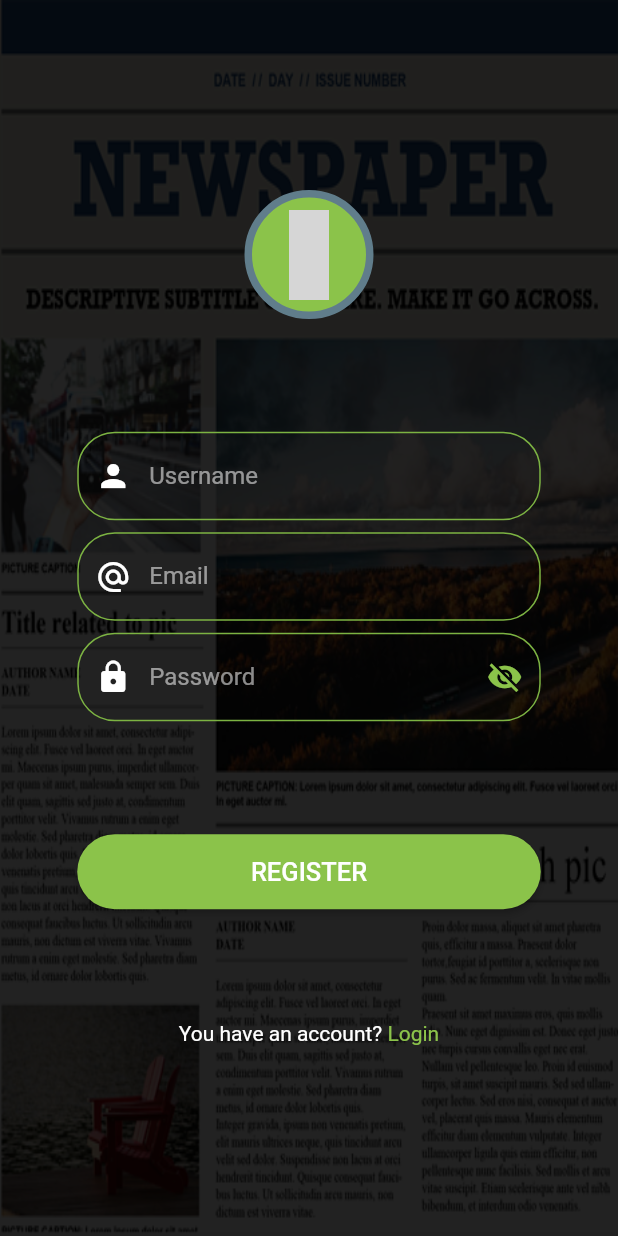
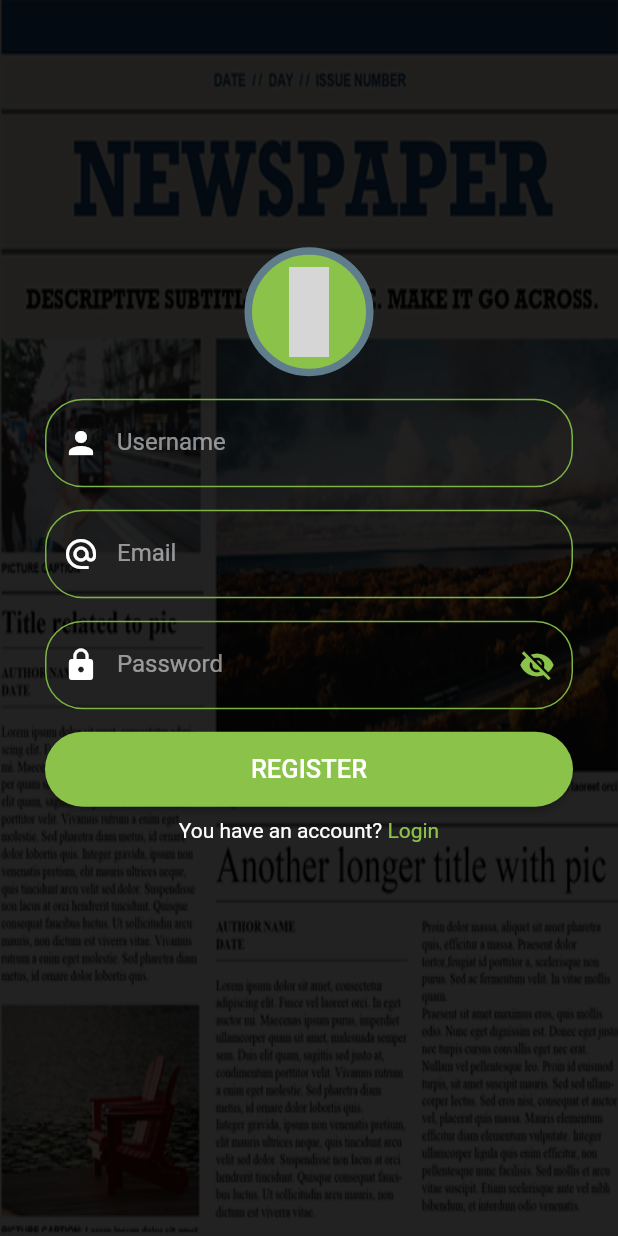
Before and after one commit to rizkinurlahid/appnews, a Flutter app: the Login widget shown alone on an empty page, opened directly, after a tap on "LOGIN", after a tap on "Register", on a phone screen of 412 x 824 dp. Run offline on Flutter 3.47's test engine with Material 2 defaults, Android fonts, the phone set to English and light mode, and no system bars; our stand-ins replace connectivity, flutter_icons, image_picker, rflutter_alert, shared_preferences, stacked; missing offline and left inert: ff_navigation_bar; accounts and stored records are empty; network calls fail; grey boxes are pictures that could not be loaded.

Commit message:
Fix bugs

```diff
--- a/lib/main.dart
+++ b/lib/main.dart
@@ -2,10 +2,14 @@ import 'package:app_news/utils/color.dart';
 import 'package:app_news/views/pages/login.dart';
 import 'package:app_news/views/pages/mainMenu.dart';
 import 'package:flutter/material.dart';
+import 'package:flutter/services.dart';
 import 'package:shared_preferences/shared_preferences.dart';
 
 void main() {
-  runApp(MyApp());
+  // SystemChrome.setPreferredOrientations([DeviceOrientation.portraitUp])
+  //     .then((_) {
+    runApp(MyApp());
+  // });
 }
 
 class MyApp extends StatefulWidget {
--- a/lib/viewTabs/sport.dart
+++ b/lib/viewTabs/sport.dart
@@ -99,16 +99,14 @@ class _SportState extends State<Sport> {
                 leading: (article.urlToImage != null)
                     ? Image.network(
                         article.urlToImage,
-                        width: 100.0,
-                        height: 100.0,
+                        width: width / 4,
                         fit: BoxFit.fill,
                         filterQuality: FilterQuality.low,
                         loadingBuilder: (BuildContext context, Widget child,
                             ImageChunkEvent loadingProgress) {
                           if (loadingProgress == null) return child;
                           return Container(
-                            width: 100.0,
-                            height: 100.0,
+                            width: width / 4,
                             child: Center(
                               child: CircularProgressIndicator(
                                 value: loadingProgress.expectedTotalBytes !=
--- a/lib/viewTabs/teknologi.dart
+++ b/lib/viewTabs/teknologi.dart
@@ -101,16 +101,14 @@ class _TeknologiState extends State<Teknologi> {
                 leading: (article.urlToImage != null)
                     ? Image.network(
                         article.urlToImage,
-                        width: 100.0,
-                        height: 100.0,
+                        width: width / 4,
                         fit: BoxFit.fill,
                         filterQuality: FilterQuality.low,
                         loadingBuilder: (BuildContext context, Widget child,
                             ImageChunkEvent loadingProgress) {
                           if (loadingProgress == null) return child;
                           return Container(
-                            width: 100.0,
-                            height: 100.0,
+                            width: width / 4,
                             child: Center(
                               child: CircularProgressIndicator(
                                 value: loadingProgress.expectedTotalBytes !=
--- a/lib/view_models/home_view_model.dart
+++ b/lib/view_models/home_view_model.dart
@@ -17,8 +17,7 @@ class HomeViewModel extends BaseViewModel {
     notifyListeners();
 
     final response = await http.get(BaseUrl().detailNews);
-    if (response.statusCode != 404) if (response.contentLength == 2) {
-    } else {
+    if (response.statusCode != 404 && response.contentLength != 2) {
       final data = jsonDecode(response.body);
       data.forEach((api) {
         final ab = new NewsModel(
--- a/lib/view_models/login_view_model.dart
+++ b/lib/view_models/login_view_model.dart
@@ -59,6 +59,10 @@ class LoginViewModel extends BaseViewModel {
       "email": email,
       "password": password,
     });
+    print(response);
+    print(response.contentLength);
+    print(response.statusCode);
+    if (response.statusCode != 404) if (response.contentLength != 2) {
       final data = jsonDecode(response.body);
       int value = data['value'];
       String pesan = data['message'];
@@ -80,6 +84,7 @@ class LoginViewModel extends BaseViewModel {
         pesanLogin = value;
         timer();
         _loading = 0;
+      }
     }
     notifyListeners();
   }
--- a/lib/view_models/register_view_model.dart
+++ b/lib/view_models/register_view_model.dart
@@ -53,6 +53,7 @@ class RegisterViewModel extends BaseViewModel {
       "email": email,
       "password": password,
     });
+    if (response.statusCode != 404) {
       final data = jsonDecode(response.body);
       int value = data['value'];
       String pesan = data['message'];
@@ -67,6 +68,8 @@ class RegisterViewModel extends BaseViewModel {
         pesanRegister = value;
         timer();
       }
+    }
+
     notifyListeners();
   }
 
--- a/lib/views/pages/login.dart
+++ b/lib/views/pages/login.dart
@@ -72,15 +72,17 @@ class _LoginState extends State<Login> {
         });
   }
 
-  Form buildLogin(
+  Widget buildLogin(
       LoginViewModel model, double width, BuildContext context, nilai) {
     return Form(
       key: model.key,
-      child: Container(
-        margin: EdgeInsets.all(width / 8),
-        child: Column(
-          crossAxisAlignment: CrossAxisAlignment.center,
-          mainAxisAlignment: MainAxisAlignment.spaceEvenly,
+      child: ListView(
+        shrinkWrap: true,
+        padding: EdgeInsets.fromLTRB(
+            30.0,
+            MediaQuery.of(context).size.height / 5,
+            30,
+            MediaQuery.of(context).size.height / 3.5),
         children: <Widget>[
           Logo(),
           Column(
@@ -123,6 +125,7 @@ class _LoginState extends State<Login> {
                 focusNode: model.passwordFocus,
                 onFieldSubmitted: (value) {
                   model.passwordFocus.unfocus();
+
                   if (nilai == 1 || nilai == 2) if (model.loading != 1)
                     model.check(context);
                 },
@@ -131,9 +134,7 @@ class _LoginState extends State<Login> {
                 suffixIcon: IconButton(
                   onPressed: () => model.showHide(),
                   icon: Icon(
-                      model.secureText
-                          ? Icons.visibility_off
-                          : Icons.visibility,
+                    model.secureText ? Icons.visibility_off : Icons.visibility,
                     color: Colors.lightGreen[600],
                   ),
                 ),
@@ -149,6 +150,7 @@ class _LoginState extends State<Login> {
                   : Container(),
             ],
           ),
+
           Padding(
               padding: const EdgeInsets.symmetric(vertical: 10.0),
               child: DesignButton(
@@ -177,7 +179,9 @@ class _LoginState extends State<Login> {
                       ),
                 width: width,
               )),
+
           // PushToRegister(),
+
           PushTo(
             text1: "You don't have an account? ",
             text2: "Register",
@@ -185,7 +189,6 @@ class _LoginState extends State<Login> {
           ),
         ],
       ),
-      ),
     );
   }
 }
--- a/lib/views/pages/register.dart
+++ b/lib/views/pages/register.dart
@@ -76,16 +76,20 @@ class _RegisterState extends State<Register> {
       RegisterViewModel model, double width, BuildContext context, nilai) {
     return Form(
       key: model.key,
-      child: Container(
-        margin: EdgeInsets.all(width / 8),
-        child: Column(
-          crossAxisAlignment: CrossAxisAlignment.center,
-          mainAxisAlignment: MainAxisAlignment.spaceEvenly,
+      child: ListView(
+        shrinkWrap: true,
+        padding: EdgeInsets.fromLTRB(
+            30.0,
+            MediaQuery.of(context).size.height / 5,
+            30,
+            MediaQuery.of(context).size.height / 6),
         children: <Widget>[
           Logo(),
           Column(
             children: <Widget>[
-                TextFieldDesign(
+              Padding(
+                padding: const EdgeInsets.symmetric(vertical: 15.0),
+                child: TextFieldDesign(
                   colorIcon: ColorApp().textOrIcon,
                   colorLabel: ColorApp().colorLabel,
                   colorText: ColorApp().colorText,
@@ -105,9 +109,8 @@ class _RegisterState extends State<Register> {
                   icon: Icons.person,
                   labelText: 'Username',
                 ),
-                Padding(
-                  padding: const EdgeInsets.symmetric(vertical: 8.0),
-                  child: TextFieldDesign(
+              ),
+              TextFieldDesign(
                 colorIcon: ColorApp().textOrIcon,
                 colorLabel: ColorApp().colorLabel,
                 colorText: ColorApp().colorText,
@@ -128,8 +131,9 @@ class _RegisterState extends State<Register> {
                 icon: Icons.alternate_email,
                 labelText: 'Email',
               ),
-                ),
-                TextFieldDesign(
+              Padding(
+                padding: const EdgeInsets.symmetric(vertical: 15.0),
+                child: TextFieldDesign(
                   colorIcon: ColorApp().textOrIcon,
                   colorLabel: ColorApp().colorLabel,
                   colorText: ColorApp().colorText,
@@ -158,6 +162,7 @@ class _RegisterState extends State<Register> {
                     ),
                   ),
                 ),
+              ),
               (model.pesanRegister == 2)
                   ? Padding(
                       padding: const EdgeInsets.all(8.0),
@@ -179,8 +184,8 @@ class _RegisterState extends State<Register> {
                         width: 25.0,
                         height: 25.0,
                         child: CircularProgressIndicator(
-                            valueColor: new AlwaysStoppedAnimation<Color>(
-                                Colors.white54),
+                          valueColor:
+                              new AlwaysStoppedAnimation<Color>(Colors.white54),
                         ),
                       )
                     : Text(
@@ -190,19 +195,21 @@ class _RegisterState extends State<Register> {
                       )
                 : Text(
                     "No Internet",
-                      style: TextStyle(
-                          color: ColorApp().textOrIcon, fontSize: 17.0),
+                    style:
+                        TextStyle(color: ColorApp().textOrIcon, fontSize: 17.0),
                   ),
             width: width,
           ),
           // PushToLogin(),
-            PushTo(
+          Padding(
+            padding: const EdgeInsets.symmetric(vertical: 8.0),
+            child: PushTo(
               text1: "You have an account? ",
               text2: "Login",
               to: Login(),
             ),
+          ),
         ],
-        ),
       ),
     );
   }
--- a/lib/views/widgets/pushTo.dart
+++ b/lib/views/widgets/pushTo.dart
@@ -23,8 +23,11 @@ class PushTo extends StatelessWidget {
         ),
         InkWell(
           onTap: () {
-            Navigator.of(context)
-                .push(MaterialPageRoute(builder: (context) => to));
+            Navigator.pushAndRemoveUntil(
+              context,
+              MaterialPageRoute(builder: (context) => to),
+              (Route<dynamic> route) => false,
+            );
           },
           child: Text(
             text2,
```
Also changed, not shown: lib/viewTabs/profile.dart (+7 -6 lines), lib/views/pages/home.dart (+5 -7 lines), lib/views/pages/news.dart (+17 -12 lines), lib/views/pages/newsDetail.dart (+12 -12 lines). Lines whose indentation alone changed are shown as unchanged.
